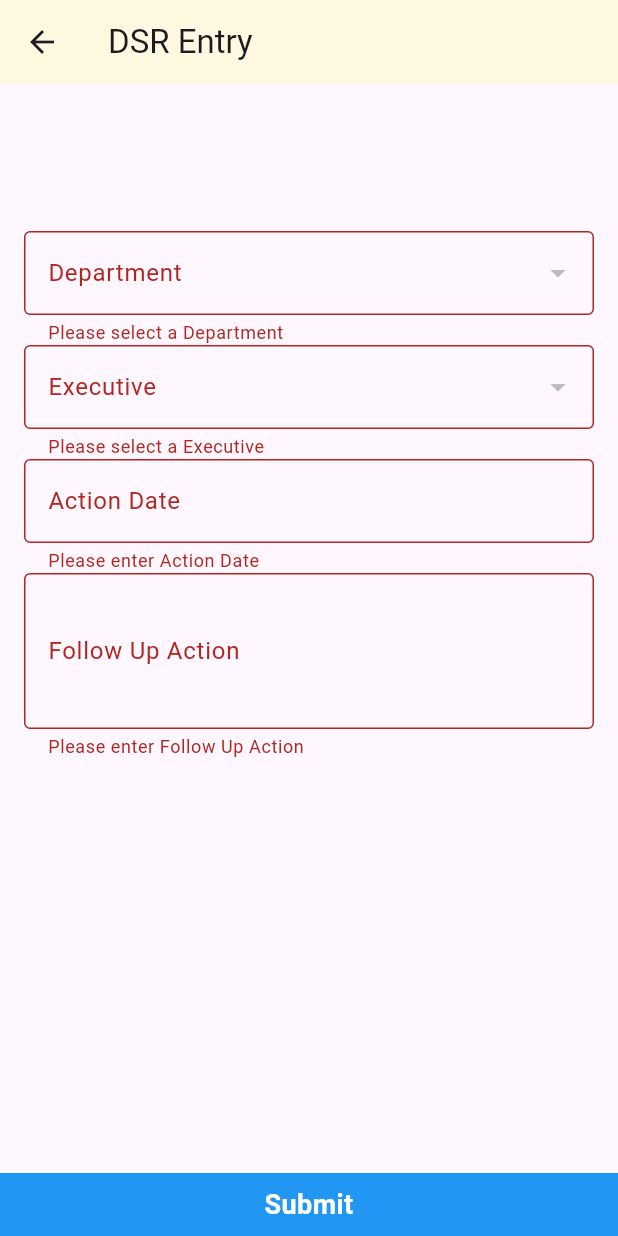
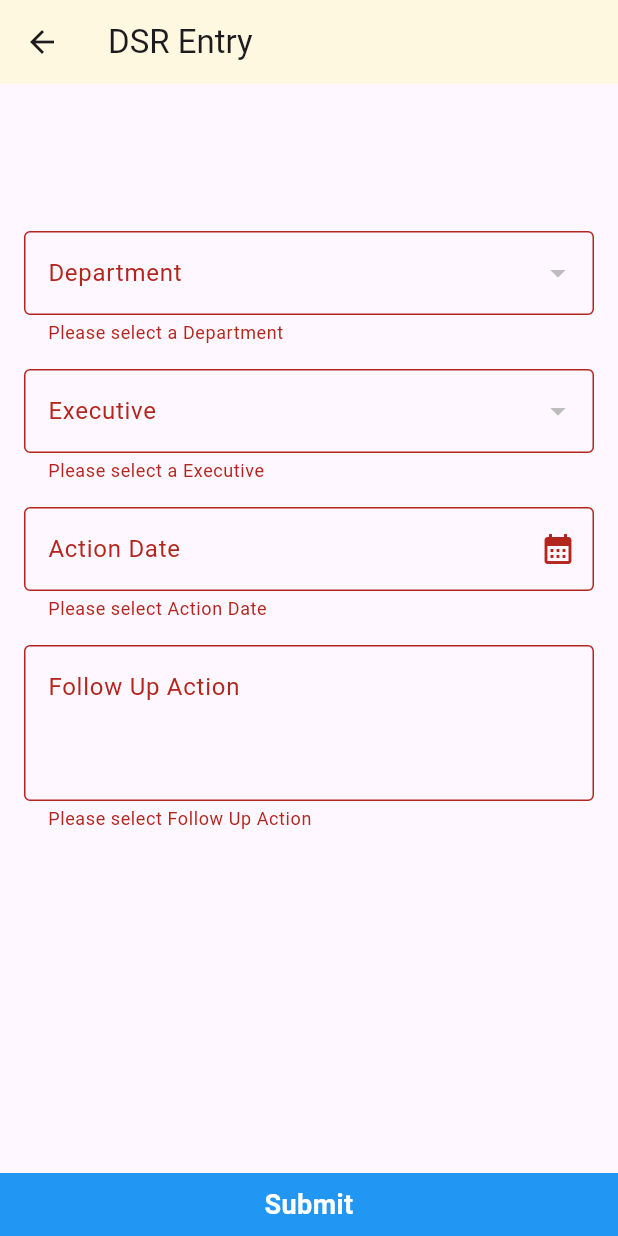
Before and after one commit to s202394/avant, a Flutter app: the FollowUpAction screen opened directly with empty values, after a tap on "Submit", on a phone screen of 412 x 824 dp. Run offline on Flutter 3.47's test engine with Material 3 defaults, Android fonts, the phone set to English and light mode, and no system bars; our stand-ins replace animate_do, connectivity_plus, device_info_plus, fluttertoast, geocoding, geolocator and 4 more; accounts and stored records are empty.

Commit message:
FIXED :: follow up action

```diff
--- a/lib/visit/follow_up_action.dart
+++ b/lib/visit/follow_up_action.dart
@@ -8,6 +8,7 @@ import 'package:avant/views/rich_text.dart';
 import 'package:flutter/foundation.dart';
 import 'package:flutter/material.dart';
 import 'package:geolocator/geolocator.dart';
+import 'package:intl/intl.dart';
 import 'package:shared_preferences/shared_preferences.dart';
 
 import '../model/followup_action_model.dart';
@@ -160,6 +161,7 @@ class FollowUpActionState extends State<FollowUpAction> {
                             }
                           },
                         ),
+                        const SizedBox(height: 16),
                         buildDropdownField(
                           'Executive',
                           selectedExecutive,
@@ -179,6 +181,7 @@ class FollowUpActionState extends State<FollowUpAction> {
                             });
                           },
                         ),
+                        const SizedBox(height: 8),
                         _buildTextField(
                             'Action Date', _dateController, _dateFieldKey),
                         _buildTextField(
@@ -252,12 +255,15 @@ class FollowUpActionState extends State<FollowUpAction> {
         token ?? '',
       );
 
-      // Initialize the executivesList list
-      executivesList = [];
+      setState(() {
+        executivesList.clear();
+        executivesList = response.executiveList;
+      });
 
-      final executiveList = response.executiveList;
-
-      executivesList = executiveList;
+      setState(() {
+        selectedExecutive = null;
+        selectedExecutiveId = null;
+      });
     } catch (e) {
       setState(() {
         errorMessage = e.toString();
@@ -283,6 +289,11 @@ class FollowUpActionState extends State<FollowUpAction> {
         if (kDebugMode) {
           print("_submitForm clicked");
         }
+
+        String followUpAction =
+            "<DocumentElement><FollowUpAction><Department>$selectedDepartmentId</Department><FollowUpExecutive>$selectedExecutiveId</FollowUpExecutive><FollowUpAction>${_visitFollowUpActionController
+            .text}</FollowUpAction><FollowUpDate>${_dateController
+            .text}</FollowUpDate></FollowUpAction></DocumentElement>";
         final responseData = await VisitEntryService().visitEntry(
             executiveId ?? 0,
             widget.customerType,
@@ -306,7 +317,7 @@ class FollowUpActionState extends State<FollowUpAction> {
             0,
             0,
             userId ?? 0,
-            "",
+            followUpAction,
             "",
             'No',
             "",
@@ -399,22 +410,64 @@ class FollowUpActionState extends State<FollowUpAction> {
   }
 
   Widget _buildTextField(
-      String label, TextEditingController controller, GlobalKey key,
-      {int maxLines = 1}) {
-    return TextFormField(
-      key: key,
+    String label,
+    TextEditingController controller,
+    GlobalKey<FormFieldState> fieldKey, {
+    int maxLines = 1,
+  }) {
+    bool isDateField = label == "Action Date";
+
+    return Padding(
+      padding: const EdgeInsets.symmetric(vertical: 8.0),
+      child: InkWell(
+        onTap: isDateField
+            ? () async {
+                final DateTime? picked = await showDatePicker(
+                  context: context,
+                  initialDate: DateTime.now(),
+                  firstDate: DateTime(1970, 1, 1),
+                  lastDate: DateTime.now(),
+                  builder: (BuildContext context, Widget? child) {
+                    return Theme(
+                      data: ThemeData.light(),
+                      child: child!,
+                    );
+                  },
+                );
+
+                if (picked != null) {
+                  controller.text = DateFormat('dd MMM yyyy').format(picked);
+                  fieldKey.currentState?.validate();
+                }
+              }
+            : null,
+        child: IgnorePointer(
+          ignoring: isDateField,
+          child: TextFormField(
+            key: fieldKey,
             controller: controller,
-      maxLines: maxLines,
             decoration: InputDecoration(
               labelText: label,
               border: const OutlineInputBorder(),
+              alignLabelWithHint: true,
+              suffixIcon: isDateField ? const Icon(Icons.calendar_month) : null,
             ),
+            textAlign: TextAlign.start,
+            maxLines: maxLines,
             validator: (value) {
-        if (_submitted && (value == null || value.isEmpty)) {
-          return 'Please enter $label';
+              if (value == null || value.isEmpty) {
+                return 'Please select $label';
               }
               return null;
             },
+            onChanged: (value) {
+              if (value.isNotEmpty) {
+                fieldKey.currentState?.validate();
+              }
+            },
+          ),
+        ),
+      ),
     );
   }
 
```
Lines whose indentation alone changed are shown as unchanged.
